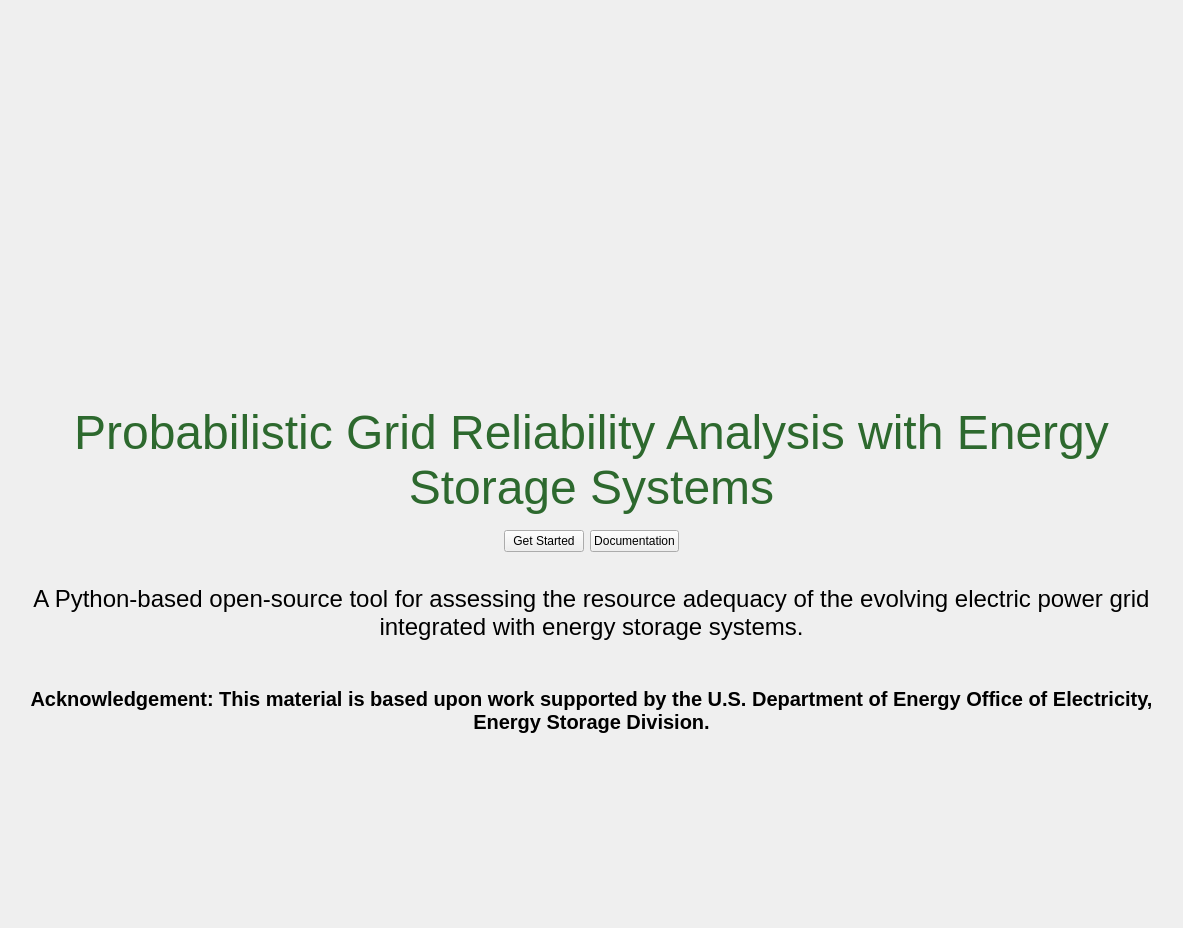
sandialabs/snl-progress, file progress/ui/forms/landing/landing.ui: the form before one commit.
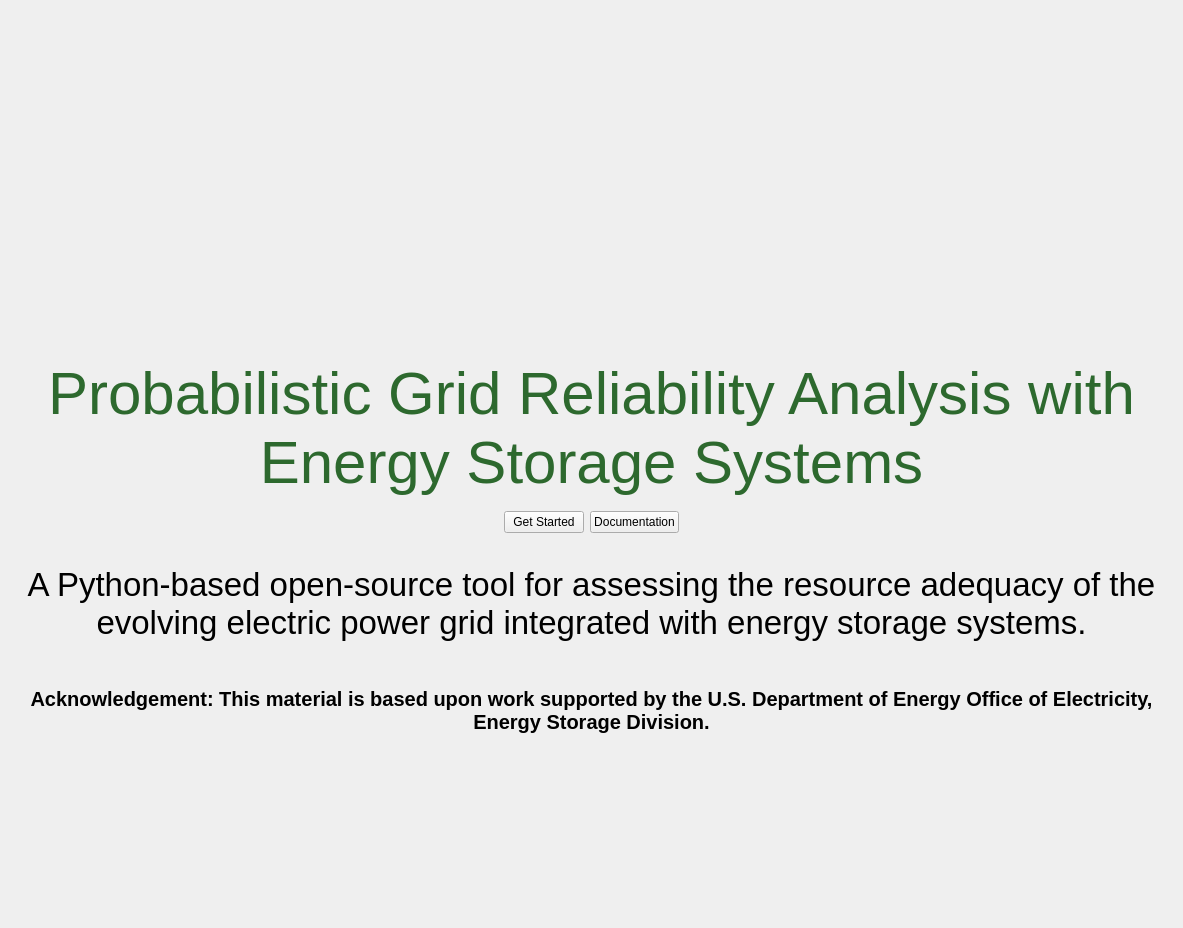
The form after the commit. Icons and pictures are not drawn.

Patch:
```diff
--- a/progress/ui/forms/landing/landing.ui
+++ b/progress/ui/forms/landing/landing.ui
@@ -101,7 +101,9 @@
         </property>
         <property name="font">
          <font>
-          <pointsize>36</pointsize>
+          <pointsize>45</pointsize>
+          <weight>50</weight>
+          <bold>false</bold>
          </font>
         </property>
         <property name="text">
@@ -172,6 +174,11 @@
    </item>
    <item>
     <widget class="QFrame" name="frame_ackknowledgement">
+     <property name="font">
+      <font>
+       <pointsize>25</pointsize>
+      </font>
+     </property>
      <property name="frameShape">
       <enum>QFrame::NoFrame</enum>
      </property>
@@ -183,7 +190,7 @@
        <widget class="QLabel" name="label_desc">
         <property name="font">
          <font>
-          <pointsize>18</pointsize>
+          <pointsize>25</pointsize>
          </font>
         </property>
         <property name="text">
```
